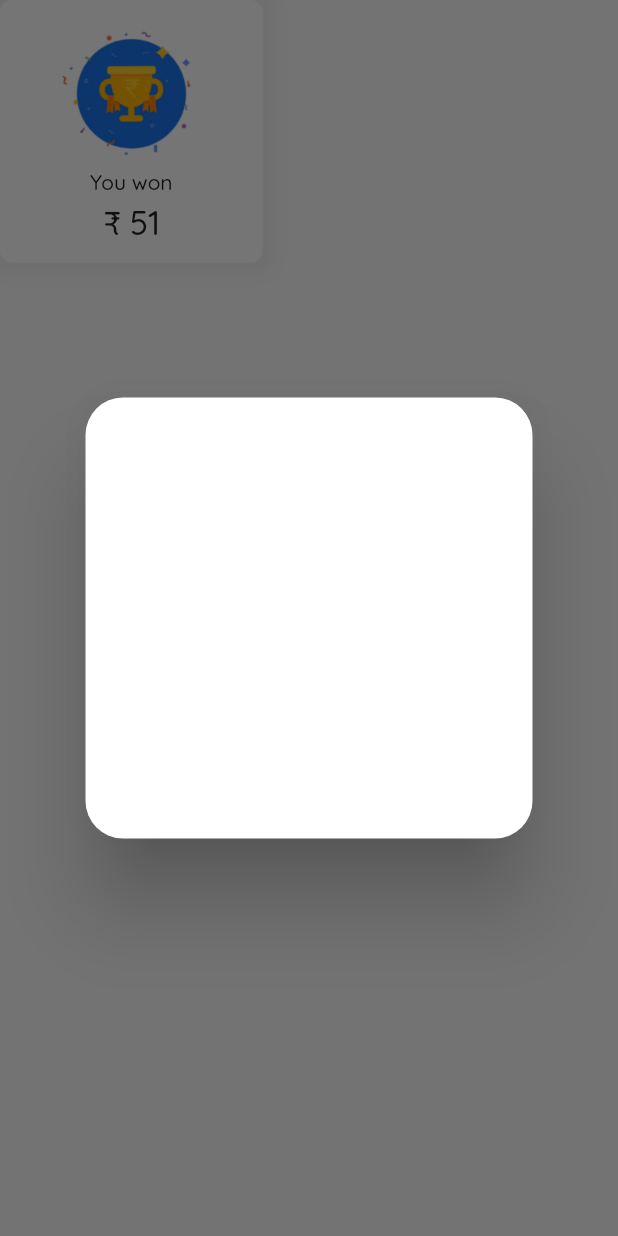
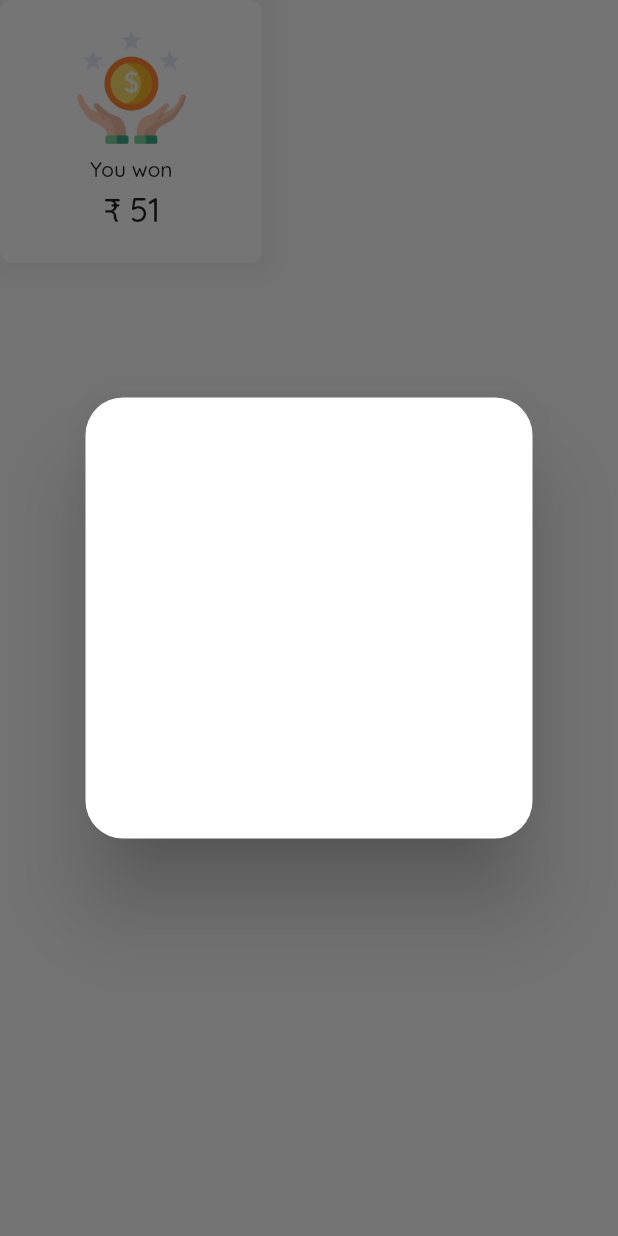
Before and after one commit to ShivamGoyal1899/BHIM, a Flutter app: the ActionCard widget shown alone on an empty page, opened directly, after a tap on "You won", on a phone screen of 412 x 824 dp. Run offline on Flutter 3.47's test engine with Material 2 defaults, Android fonts, the phone set to English and light mode, and no system bars; our stand-ins replace font_awesome_flutter, local_auth, native_contact_picker, permission_handler, qr_flutter, random_string; missing offline and left inert: android_device_info, barcode_scan, flutter_lock_screen, scratcher, screenshot_and_share and 2 more; network calls fail; statements that could not run were skipped; key blocks and very long unbroken strings in the code were emptied for the run.

Commit message:
added splash + transaction loader + updated rewards

```diff
--- a/lib/global.dart
+++ b/lib/global.dart
@@ -157,7 +157,9 @@ Future getAllTransactions() async {
     String toBeAddedTransaction =
         await decryptString(listEncryptedTransaction[i], privateKey);
     print(toBeAddedTransaction);
-    listDecryptedTransaction.add(toBeAddedTransaction);
+    if (!listEncryptedTransaction.contains(toBeAddedTransaction)) {
+      listDecryptedTransaction.add(toBeAddedTransaction);
+    }
   }
 //  listDecryptedTransaction = listEncryptedTransaction.reversed.toList();
   print(
--- a/lib/screens/paymentMethodScreen.dart
+++ b/lib/screens/paymentMethodScreen.dart
@@ -1,3 +1,4 @@
+import 'package:BHIM/global.dart';
 import 'package:flutter/material.dart';
 import 'package:font_awesome_flutter/font_awesome_flutter.dart';
 
@@ -46,12 +47,12 @@ class _PaymentMethodScreenState extends State<PaymentMethodScreen> {
           ),
           ListTile(
             title: Text("Account information"),
-            subtitle: Text('Shivam Goyal' + ' • ' + '9012218994'),
+            subtitle: Text(myName + ' • ' + myMobileNumber.replaceAll('+91', '')),
             onTap: () {},
           ),
           ListTile(
             title: Text("UPI ID"),
-            subtitle: Text('9012218994@upi'),
+            subtitle: Text(myID),
             onTap: () {},
           ),
           Divider(
--- a/lib/screens/paymentMethodsScreen.dart
+++ b/lib/screens/paymentMethodsScreen.dart
@@ -37,6 +37,7 @@ class _PaymentMethodsScreenState extends State<PaymentMethodsScreen> {
             ),
             title: Text("State Bank of India 3090"),
             subtitle: Text('Bank Account'),
+            trailing: Text('PRIMARY'),
             onTap: () {
               Navigator.of(context)
                   .push(MaterialPageRoute(builder: (BuildContext context) {
@@ -77,7 +78,6 @@ class _PaymentMethodsScreenState extends State<PaymentMethodsScreen> {
             ),
             title: Text("Paytm Payments Bank XX94"),
             subtitle: Text('Bank Account'),
-            trailing: Text('PRIMARY'),
             onTap: () {
               Navigator.of(context)
                   .push(MaterialPageRoute(builder: (BuildContext context) {
--- a/lib/screens/rewardzScreen.dart
+++ b/lib/screens/rewardzScreen.dart
@@ -129,10 +129,11 @@ class ActionCard extends StatelessWidget {
           mainAxisAlignment: MainAxisAlignment.center,
           children: <Widget>[
             Container(
-              width: 100.0,
-              height: 100.0,
-              child: Image.asset('assets/images/reward.jpg'),
+              width: 75.0,
+              height: 75.0,
+              child: Image.asset('assets/images/reward.png'),
             ),
+            SizedBox(height: 8),
             Text(
               title,
               style: Theme.of(context).textTheme.title.copyWith(
--- a/lib/screens/scratchCardDialog.dart
+++ b/lib/screens/scratchCardDialog.dart
@@ -43,10 +43,11 @@ class _ScratchCardState extends State<ScratchCard> {
               mainAxisAlignment: MainAxisAlignment.center,
               children: <Widget>[
                 Container(
-                  width: 150.0,
-                  height: 150.0,
-                  child: Image.asset('assets/images/reward.jpg'),
+                  width: 125.0,
+                  height: 125.0,
+                  child: Image.asset('assets/images/reward.png'),
                 ),
+                SizedBox(height: 16),
                 Text(
                   'You won',
                   style: Theme.of(context)
```
Also changed, not shown: lib/screens/transactionHistoryScreen.dart (+15 -15 lines), assets/images/ambika.jpg (deleted), assets/images/khushboo.jpg (deleted), assets/images/mankaran.jpg (deleted), assets/images/reward.jpg (deleted), assets/images/reward.png (added), assets/images/utkarsh.jpg (deleted), 8 other files.
